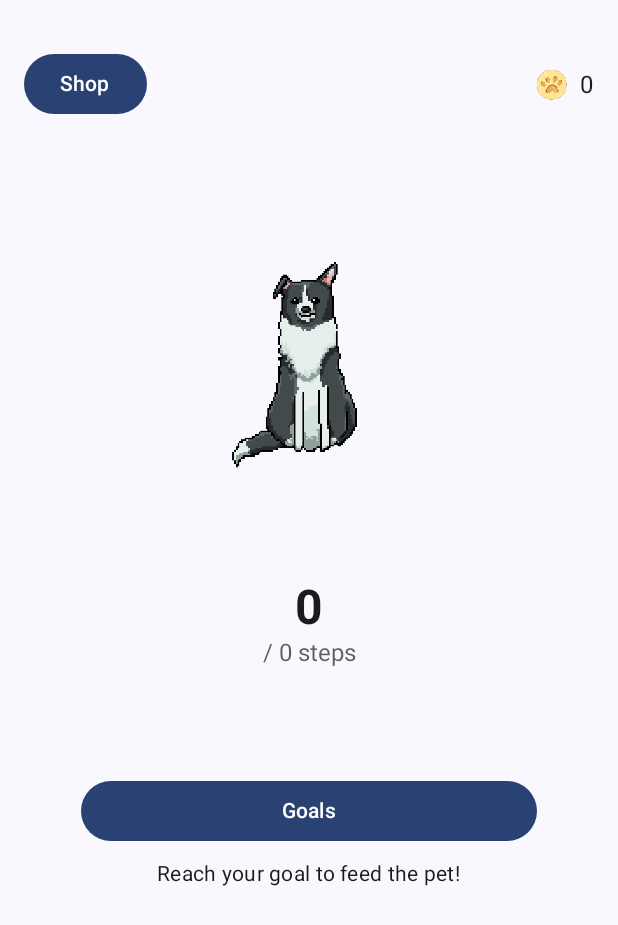
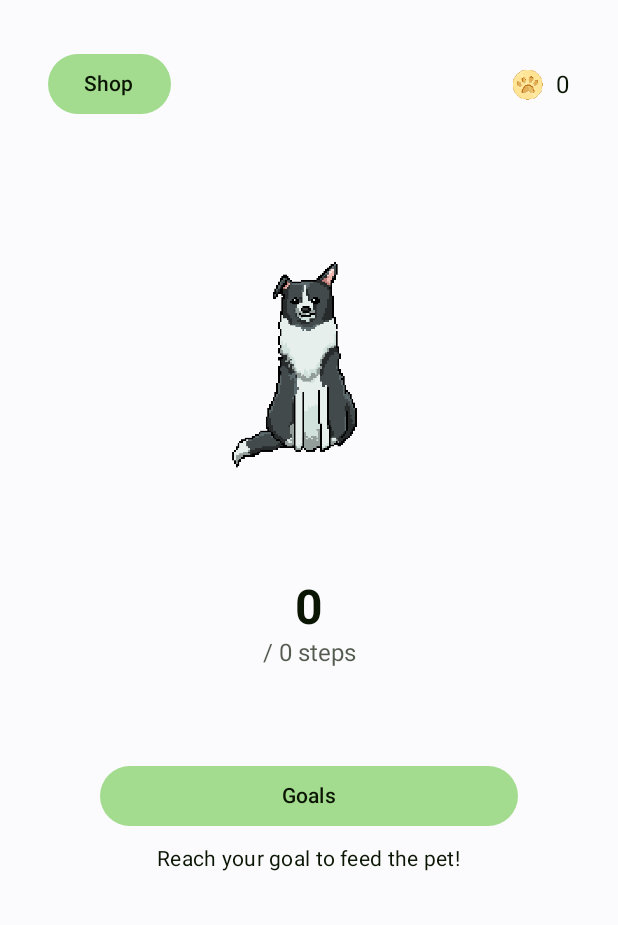
Before and after one commit to pia0sbltg/CCL3Stepcounter, an Android app built with Jetpack Compose: the screen it shows after launch (MainActivity), on a phone screen of 412 x 824 dp. Shown: the top 925 px of the screen. Run offline under Robolectric (Android 15) with nearby library versions, the phone set to English and light mode, and no system bars; our stand-ins replace Room's generated code, livedata-compose; libraries missing offline, so code that uses them is left out: coil.decode; 2 statements that could not run were skipped.

```diff
--- a/app/src/main/java/dev/cc231046/ccl3stepcounter/data/StepEntity.kt
+++ b/app/src/main/java/dev/cc231046/ccl3stepcounter/data/StepEntity.kt
@@ -10,5 +10,6 @@ data class StepEntity(
     val date: String, // Format: YYYY-MM-DD
     val initialStepCount: Int,
     val totalSteps: Int,
-    val goalReached: Boolean = false
+    val goalReached: Boolean = false,
+
 )
--- a/app/src/main/java/dev/cc231046/ccl3stepcounter/ui/StepsViewModel.kt
+++ b/app/src/main/java/dev/cc231046/ccl3stepcounter/ui/StepsViewModel.kt
@@ -23,7 +23,7 @@ import java.time.LocalTime
 
 class StepsViewModel(
     private val stepsDao: StepsDao,
-    private val goalsDao: GoalsDao,
+    val goalsDao: GoalsDao,
     private val petDao: PetDao,
     private val applicationContext: Context
 ) : ViewModel() {
@@ -115,7 +115,7 @@ class StepsViewModel(
 
         val newFeeds = pet.feeds + 1
         val ogStage = pet.currentStage
-        val newStage = if (newFeeds >= 10) 3 else pet.currentStage
+        val newStage = 3
         val newCoins = pet.coins +1
         //val newStage =2
         val newFeedsReset = if (newFeeds >= 10) 0 else newFeeds
--- a/app/src/main/java/dev/cc231046/ccl3stepcounter/ui/theme/Theme.kt
+++ b/app/src/main/java/dev/cc231046/ccl3stepcounter/ui/theme/Theme.kt
@@ -45,27 +45,13 @@ private val LightColorScheme = lightColorScheme(
 @Composable
 fun CCL3StepcounterTheme(
     darkTheme: Boolean = isSystemInDarkTheme(),
-    // Dynamic color is available on Android 12+
-    dynamicColor: Boolean = true,
     content: @Composable () -> Unit
 ) {
-    val colorScheme = when {
-        dynamicColor && Build.VERSION.SDK_INT >= Build.VERSION_CODES.S -> {
-            val context = LocalContext.current
-            if (darkTheme) dynamicDarkColorScheme(context) else dynamicLightColorScheme(context)
-        }
-        darkTheme -> DarkColorScheme
-        else -> LightColorScheme
-    }
-    val view = LocalView.current
-    if (!view.isInEditMode) {
-        SideEffect {
-            val window = (view.context as Activity).window
-            window.statusBarColor = colorScheme.primary.toArgb()
-            WindowCompat.getInsetsController(window, view).isAppearanceLightStatusBars = !darkTheme
-        }
-    }
+    // Use predefined color schemes for light and dark themes
+    val colorScheme = if (darkTheme) DarkColorScheme else LightColorScheme
 
+
+    // Apply the MaterialTheme
     MaterialTheme(
         colorScheme = colorScheme,
         typography = Typography,
```
Also changed, not shown: app/src/main/java/dev/cc231046/ccl3stepcounter/ui/StepScreen.kt (+38 -31 lines).
